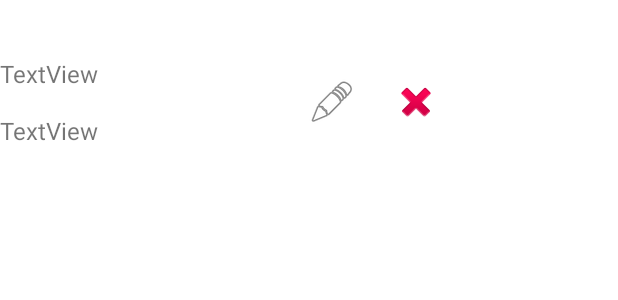
After one commit to Decoretum/ItineraryManagementApp, an Android app: the layout user_row_layout.xml on its own in the app's theme, with its tools: preview values and no code run, on a phone screen of 412 x 824 dp. The commit adds this screen. Shown: the top 300 px of the screen. Run offline under Robolectric (Android 15) with nearby library versions, the light colour scheme and no system bars.

Commit message:
Add user management screen

```diff
--- a/app/src/main/java/com/example/itinerarymanagementapp/screens/MainActivity.java
+++ b/app/src/main/java/com/example/itinerarymanagementapp/screens/MainActivity.java
@@ -5,6 +5,7 @@ import androidx.appcompat.app.AppCompatActivity;
 import android.os.Bundle;
 
 import com.example.itinerarymanagementapp.R;
+import com.example.itinerarymanagementapp.screens.user.LoginActivity_;
 
 import org.androidannotations.annotations.Click;
 import org.androidannotations.annotations.EActivity;
@@ -16,7 +17,7 @@ public class MainActivity extends AppCompatActivity {
     @Click
     public void next()
     {
-        //
+        LoginActivity_.intent(this).start();
     }
 
 
--- a/app/src/main/java/com/example/itinerarymanagementapp/screens/user/EditUserActivity.java
+++ b/app/src/main/java/com/example/itinerarymanagementapp/screens/user/EditUserActivity.java
@@ -6,6 +6,9 @@ import android.os.Bundle;
 
 import com.example.itinerarymanagementapp.R;
 
+import org.androidannotations.annotations.EActivity;
+
+@EActivity
 public class EditUserActivity extends AppCompatActivity {
 
     @Override
--- /dev/null
+++ b/app/src/main/res/layout/user_row_layout.xml
@@ -0,0 +1,48 @@
+<?xml version="1.0" encoding="utf-8"?>
+<androidx.constraintlayout.widget.ConstraintLayout xmlns:android="http://schemas.android.com/apk/res/android"
+    xmlns:app="http://schemas.android.com/apk/res-auto"
+    xmlns:tools="http://schemas.android.com/tools"
+    android:id="@+id/linearLayout"
+    android:layout_width="match_parent"
+    android:layout_height="wrap_content">
+
+    <TextView
+        android:id="@+id/textView16"
+        android:layout_width="wrap_content"
+        android:layout_height="wrap_content"
+        android:text="TextView"
+        android:textSize="16sp"
+        app:layout_constraintBottom_toBottomOf="parent"
+        app:layout_constraintTop_toTopOf="parent"
+        tools:layout_editor_absoluteX="58dp" />
+
+    <TextView
+        android:id="@+id/textView17"
+        android:layout_width="wrap_content"
+        android:layout_height="wrap_content"
+        android:layout_marginTop="16dp"
+        android:text="TextView"
+        android:textSize="16sp"
+        app:layout_constraintStart_toStartOf="@+id/textView16"
+        app:layout_constraintTop_toBottomOf="@+id/textView16" />
+
+    <ImageButton
+        android:id="@+id/imageButton"
+        android:layout_width="wrap_content"
+        android:layout_height="wrap_content"
+        android:backgroundTint="#00FFFFFF"
+        app:layout_constraintStart_toEndOf="@+id/imageButton2"
+        app:layout_constraintTop_toTopOf="@+id/imageButton2"
+        app:srcCompat="@android:drawable/ic_delete" />
+
+    <ImageButton
+        android:id="@+id/imageButton2"
+        android:layout_width="wrap_content"
+        android:layout_height="wrap_content"
+        android:layout_marginStart="128dp"
+        android:backgroundTint="#00FFFFFF"
+        app:layout_constraintBottom_toBottomOf="@+id/textView17"
+        app:layout_constraintStart_toEndOf="@+id/textView16"
+        app:layout_constraintTop_toTopOf="@+id/textView16"
+        app:srcCompat="@android:drawable/ic_menu_edit" />
+</androidx.constraintlayout.widget.ConstraintLayout>
```
Also changed, not shown: app/src/main/AndroidManifest.xml (+6 -3 lines), app/src/main/java/com/example/itinerarymanagementapp/screens/user/AdminActivity.java (added, +28 -0 lines), app/src/main/java/com/example/itinerarymanagementapp/screens/user/LoginActivity.java (+9 -0 lines), app/src/main/java/com/example/itinerarymanagementapp/screens/user/RegisterActivity.java (+7 -0 lines), app/src/main/res/layout/activity_admin.xml (added, +49 -0 lines), app/src/main/res/layout/activity_login.xml (+8 -8 lines), 239 other files.
